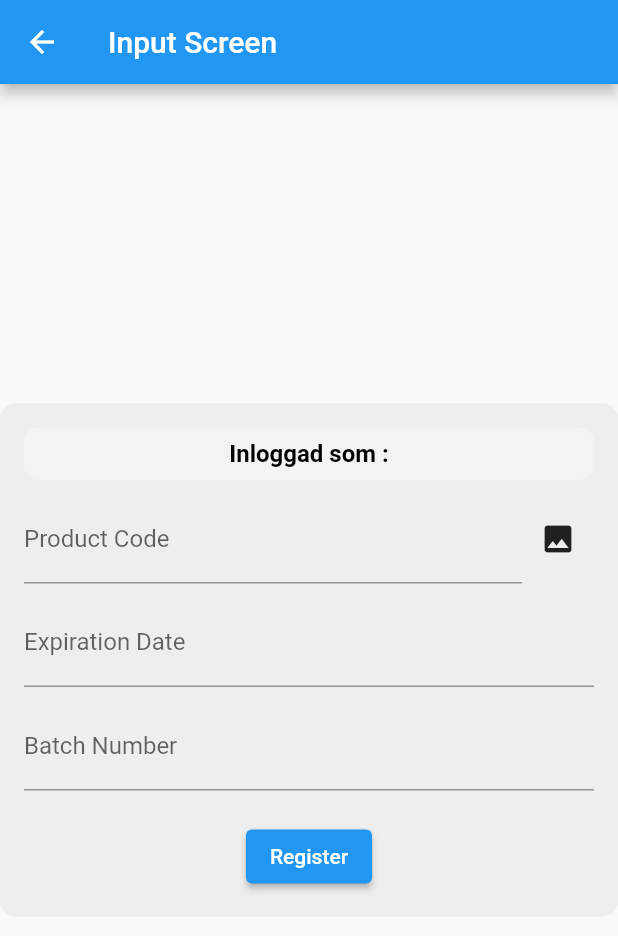
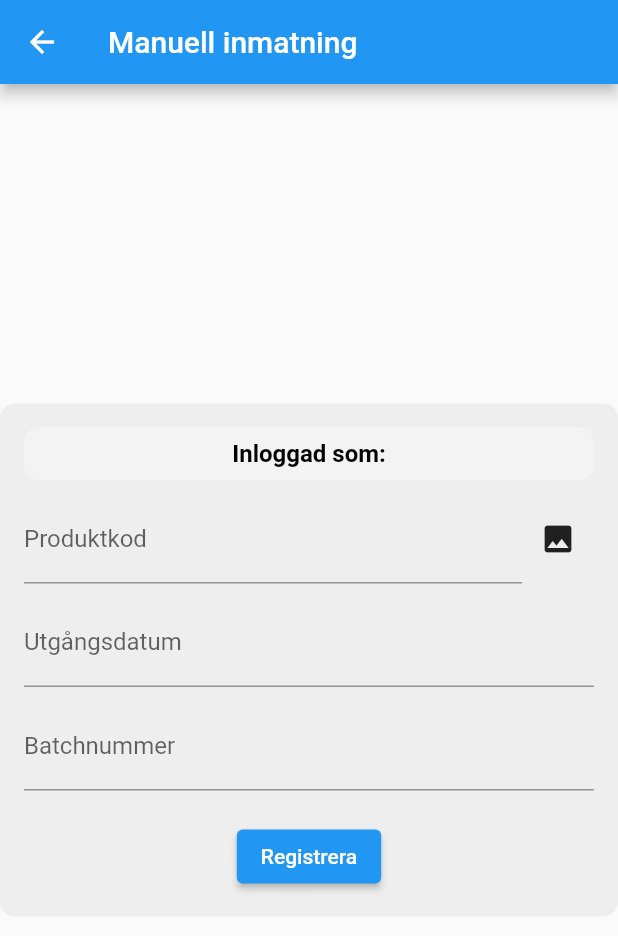
Before and after one commit to Christoffer-JL/Expiration-System-For-Nordic-Hospitals-And-Pharmacies, a Flutter app: the InputScreen screen opened by its route, on a phone screen of 412 x 824 dp. Shown: the top 936 px of the screen. Run offline on Flutter 3.47's test engine with Material 2 defaults, Android fonts, the phone set to English and light mode, and no system bars; our stand-ins replace dropdown_search, vibration; missing offline and left inert: mobile_scanner; network calls fail.

Commit message:
Removed unneccesary comments

```diff
--- a/lib/catalog_start_screen.dart
+++ b/lib/catalog_start_screen.dart
@@ -42,8 +42,7 @@ class CatalogStartScreenState extends State<CatalogStartScreen> {
           final batchNumber = entry['BatchNumber'];
           final departments = (entry['Departments'] as String).split(', ');
 
-          final parsedExpiration = DateTime.parse(expiration)
-              .toLocal(); // Parse and convert to local time zone
+          final parsedExpiration = DateTime.parse(expiration).toLocal();
           final formattedExpiration =
               DateFormat('yyyy-MM-dd').format(parsedExpiration);
 
@@ -59,7 +58,6 @@ class CatalogStartScreenState extends State<CatalogStartScreen> {
             'departments': departments,
           };
         }).toList();
-        //print(productsData);
         setState(() {
           productDataList = productsData;
         });
@@ -117,7 +115,6 @@ class CatalogStartScreenState extends State<CatalogStartScreen> {
           searchResults = [];
         });
       } else if (response.statusCode == 500) {
-        // Error deleting medication
         print('Error deleting medication: ${response.body}');
       } else {
         print('Unexpected status code: ${response.statusCode}');
--- a/lib/pages/catalog_expiration_screen.dart
+++ b/lib/pages/catalog_expiration_screen.dart
@@ -36,8 +36,7 @@ class CatalogExpirationScreenState extends State<CatalogExpirationScreen> {
           final departments = entry['DepartmentName'] ?? '';
           final productCode = entry['ProductCode'].toString();
 
-          final parsedExpiration = DateTime.parse(expiration)
-              .toLocal(); // Parse and convert to local time zone
+          final parsedExpiration = DateTime.parse(expiration).toLocal();
           final formattedExpiration =
               DateFormat('yyyy-MM-dd').format(parsedExpiration);
 
@@ -94,7 +93,6 @@ class CatalogExpirationScreenState extends State<CatalogExpirationScreen> {
         if (response.statusCode == 200) {
           print('Medication deleted successfully');
           setState(() {
-            // Find the correct medication for deletion
             final medicationIndex = productDataList.indexWhere((medication) =>
                 medication['departments'] == departments &&
                 medication['expiration'] == expiration &&
@@ -106,7 +104,6 @@ class CatalogExpirationScreenState extends State<CatalogExpirationScreen> {
             }
           });
         } else if (response.statusCode == 500) {
-          // Error deleting medication
           print('Error deleting medication: ${response.body}');
         } else {
           print('Unexpected status code: ${response.statusCode}');
@@ -123,7 +120,6 @@ class CatalogExpirationScreenState extends State<CatalogExpirationScreen> {
   Widget build(BuildContext context) {
     Map<String, List<Map<String, dynamic>>> groupedData = {};
 
-    // Group medications by department
     for (var product in productDataList) {
       String department = product['departments'];
       if (!groupedData.containsKey(department)) {
--- a/lib/pages/catalog_start_screen.dart
+++ b/lib/pages/catalog_start_screen.dart
@@ -59,7 +59,6 @@ class CatalogStartScreenState extends State<CatalogStartScreen> {
             'departments': departments,
           };
         }).toList();
-        //print(productsData);
         setState(() {
           productDataList = productsData;
         });
@@ -117,7 +116,6 @@ class CatalogStartScreenState extends State<CatalogStartScreen> {
           searchResults = [];
         });
       } else if (response.statusCode == 500) {
-        // Error deleting medication
         print('Error deleting medication: ${response.body}');
       } else {
         print('Unexpected status code: ${response.statusCode}');
--- a/lib/pages/department_screen.dart
+++ b/lib/pages/department_screen.dart
@@ -136,7 +136,7 @@ class DepartmentScreenState extends State<DepartmentScreen> {
                           context: context,
                           builder: (BuildContext context) {
                             return PopUp(
-                              title: "Hitta inte avdelning",
+                              title: "Avdelningen kunde ej hittas",
                               content:
                                   'Avdelningen du söker finns inte i systemet.',
                               buttonText1: '',
--- a/lib/pages/input_screen.dart
+++ b/lib/pages/input_screen.dart
@@ -11,8 +11,6 @@ class InputScreen extends StatefulWidget {
 }
 
 class _InputScreenState extends State<InputScreen> {
-//  String department = '';
-
   TextEditingController productNameController = TextEditingController();
   TextEditingController productCodeController = TextEditingController();
   TextEditingController expirationDateController = TextEditingController();
@@ -45,17 +43,13 @@ class _InputScreenState extends State<InputScreen> {
       );
 
       if (response.statusCode == 201) {
-        // Successful insertion
         print('Data inserted successfully');
       } else if (response.statusCode == 200) {
-        // Entry already exists
         print('Entry for the specified department and product already exists');
       } else {
-        // Handle errors
         print('Error inserting data: ${response.statusCode}');
       }
     } catch (error) {
-      // Handle network or server errors
       print('Error: $error');
     }
   }
@@ -71,7 +65,7 @@ class _InputScreenState extends State<InputScreen> {
 
     return Scaffold(
       appBar: AppBar(
-        title: const Text('Input Screen'),
+        title: const Text('Manuell inmatning'),
       ),
       body: Center(
         child: Container(
@@ -95,7 +89,7 @@ class _InputScreenState extends State<InputScreen> {
                     borderRadius: BorderRadius.circular(10.0),
                   ),
                   child: Text(
-                    'Inloggad som : $selectedDepartment',
+                    'Inloggad som: $selectedDepartment',
                     style: TextStyle(
                         color: Colors.black,
                         fontSize: 16,
@@ -105,18 +99,13 @@ class _InputScreenState extends State<InputScreen> {
                   ),
                 ),
               ),
-              /*SizedBox(height: 20),
-              TextFormField(
-                controller: productNameController,
-                decoration: InputDecoration(labelText: 'Product Name'),
-              ),*/
               SizedBox(height: 10),
               Row(
                 children: [
                   Expanded(
                     child: TextFormField(
                       controller: productCodeController,
-                      decoration: InputDecoration(labelText: 'Product Code'),
+                      decoration: InputDecoration(labelText: 'Produktkod'),
                     ),
                   ),
                   IconButton(
@@ -134,12 +123,12 @@ class _InputScreenState extends State<InputScreen> {
               SizedBox(height: 10),
               TextFormField(
                 controller: expirationDateController,
-                decoration: InputDecoration(labelText: 'Expiration Date'),
+                decoration: InputDecoration(labelText: 'Utgångsdatum'),
               ),
               SizedBox(height: 10),
               TextFormField(
                 controller: batchNumberController,
-                decoration: InputDecoration(labelText: 'Batch Number'),
+                decoration: InputDecoration(labelText: 'Batchnummer'),
               ),
               SizedBox(height: 20),
               Align(
@@ -148,7 +137,7 @@ class _InputScreenState extends State<InputScreen> {
                   onPressed: () {
                     _insertMedicine();
                   },
-                  child: Text('Register'),
+                  child: Text('Registrera'),
                 ),
               ),
             ],
--- a/lib/widgets/expand_button.dart
+++ b/lib/widgets/expand_button.dart
@@ -2,7 +2,7 @@ import 'package:flutter/material.dart';
 
 class ExpandButton extends StatefulWidget {
   final String mainText;
-  final IconData icon; // Icon for the button
+  final IconData icon;
   final List<String> expandedText;
   final VoidCallback? onPressed;
   final double cornerRadius;
--- a/lib/widgets/pop_up_insert.dart
+++ b/lib/widgets/pop_up_insert.dart
@@ -149,8 +149,7 @@ class _PopUpInsert extends State<PopUpInsert> {
           final nordicNumber = entry['NordicNumber'].toString();
           final batchNumber = entry['BatchNumber'];
 
-          final parsedExpiration = DateTime.parse(expiration)
-              .toLocal(); // Parse and convert to local time zone
+          final parsedExpiration = DateTime.parse(expiration).toLocal();
           final formattedExpiration =
               DateFormat('yyyy-MM-dd').format(parsedExpiration);
 
@@ -229,7 +228,7 @@ class _PopUpInsert extends State<PopUpInsert> {
             TextFormField(
               controller: batchController,
               decoration: const InputDecoration(
-                  labelText: 'Batch NR: ', hintText: 'Fyll i batch nr '),
+                  labelText: 'Batchnummer: ', hintText: 'Fyll i batchnummer '),
             ),
             DropdownSearch<String>(
                 items: products,
--- a/lib/widgets/scanner_overlay.dart
+++ b/lib/widgets/scanner_overlay.dart
@@ -2,7 +2,6 @@ import 'package:flutter/material.dart';
 
 class ScannerOverlay extends StatelessWidget {
   final Color overlayColor;
-  //final double scanAreaSize;
   final double borderWidth;
   final double borderRadius;
   final double scanAreaWidth;
@@ -10,7 +9,6 @@ class ScannerOverlay extends StatelessWidget {
 
   ScannerOverlay({
     this.overlayColor = Colors.black,
-    //this.scanAreaSize = 200.0,
     this.borderWidth = 4,
     this.borderRadius = 20.0,
     this.scanAreaWidth = 200.0,
```
Also changed, not shown: lib/pages/qr_scanning_screen.dart (+1 -6 lines), lib/pages/start_screen.dart (+5 -5 lines), lib/widgets/custom_button.dart (+3 -5 lines), lib/widgets/expand_card.dart (+5 -5 lines), lib/widgets/scanner_widget.dart (+2 -23 lines).
